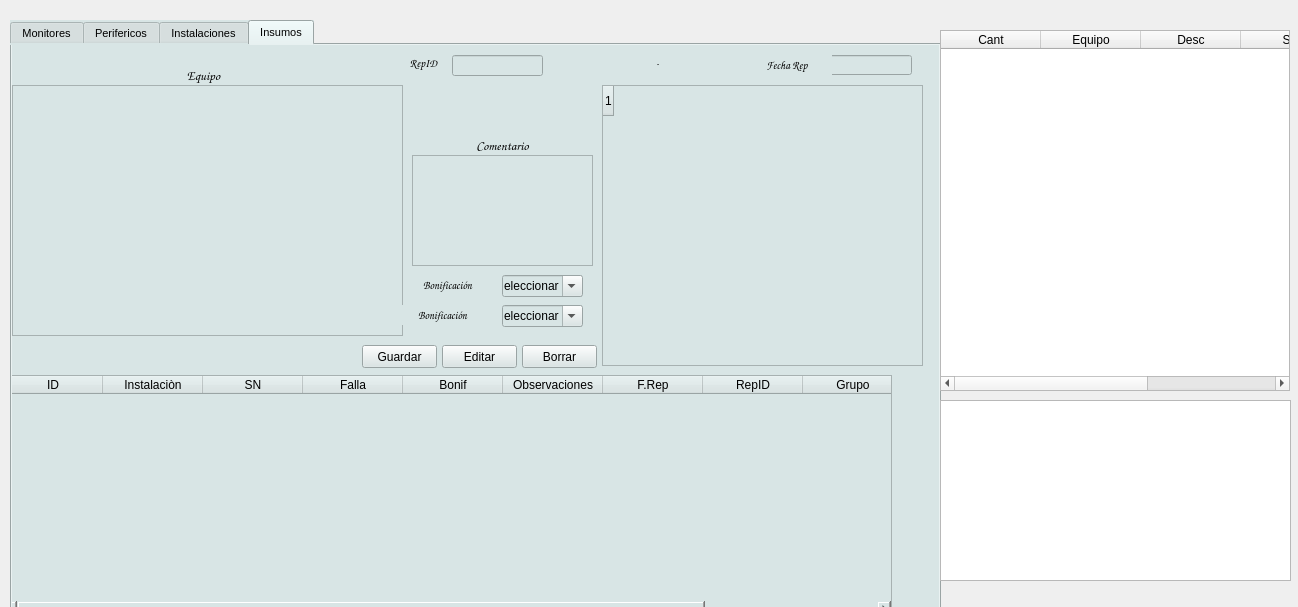
Matias2178/Sistema_Postventa, file reparaciones.ui: the form before one commit.
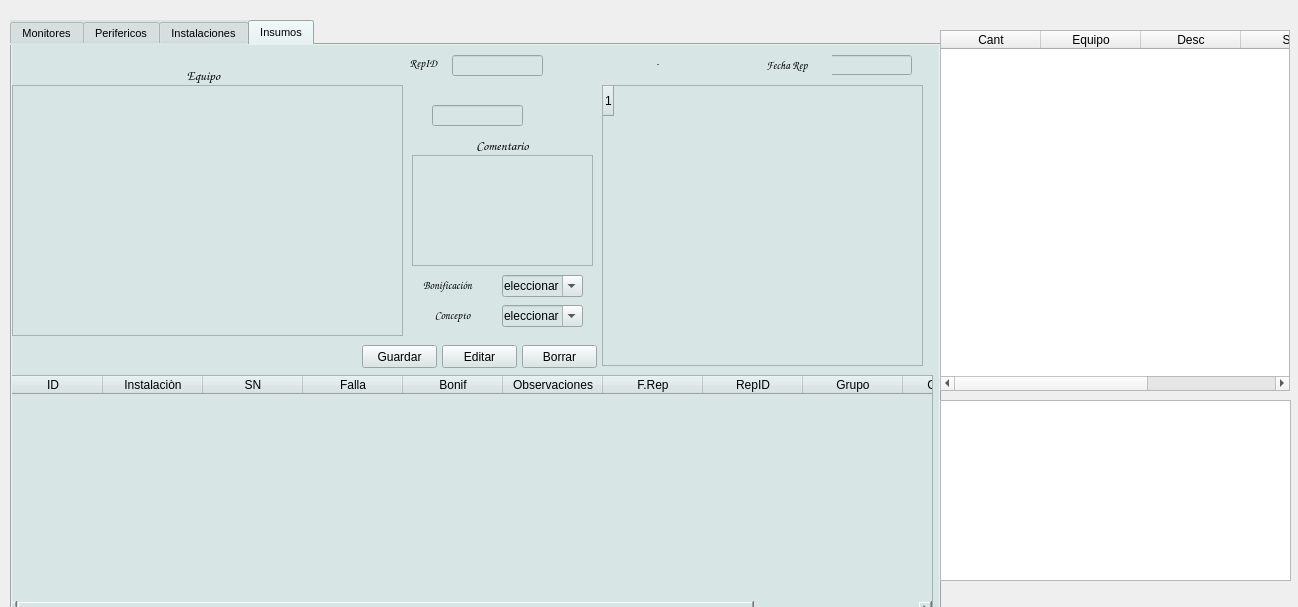
The form after the commit. Icons and pictures are not drawn.

Commit message: Agregado y modificacion de funciones para poder manejar la tabla de insumos

What changed in the file:
```diff
--- a/reparaciones.ui
+++ b/reparaciones.ui
@@ -5922,7 +5922,7 @@
     <widget class="QLabel" name="lID_27">
      <property name="geometry">
       <rect>
-       <x>390</x>
+       <x>400</x>
        <y>260</y>
        <width>81</width>
        <height>20</height>
@@ -5937,7 +5937,7 @@
       </font>
      </property>
      <property name="text">
-      <string>Bonificación</string>
+      <string>Concepto</string>
      </property>
      <property name="alignment">
       <set>Qt::AlignCenter</set>
@@ -6130,7 +6130,7 @@
       <rect>
        <x>-10</x>
        <y>330</y>
-       <width>890</width>
+       <width>931</width>
        <height>241</height>
       </rect>
      </property>
@@ -6190,6 +6190,11 @@
        <string>Concepto</string>
       </property>
      </column>
+     <column>
+      <property name="text">
+       <string>New Column</string>
+      </property>
+     </column>
     </widget>
     <widget class="QComboBox" name="InsumosConcepto">
      <property name="geometry">
@@ -6272,6 +6277,45 @@
       <set>Qt::AlignCenter</set>
      </property>
     </widget>
+    <widget class="QLineEdit" name="InsumosCantidad">
+     <property name="enabled">
+      <bool>true</bool>
+     </property>
+     <property name="geometry">
+      <rect>
+       <x>420</x>
+       <y>60</y>
+       <width>91</width>
+       <height>21</height>
+      </rect>
+     </property>
+     <property name="font">
+      <font>
+       <family>Times New Roman</family>
+       <pointsize>9</pointsize>
+       <weight>75</weight>
+       <bold>true</bold>
+      </font>
+     </property>
+     <property name="contextMenuPolicy">
+      <enum>Qt::DefaultContextMenu</enum>
+     </property>
+     <property name="layoutDirection">
+      <enum>Qt::LeftToRight</enum>
+     </property>
+     <property name="inputMethodHints">
+      <set>Qt::ImhDate|Qt::ImhSensitiveData</set>
+     </property>
+     <property name="text">
+      <string/>
+     </property>
+     <property name="maxLength">
+      <number>10</number>
+     </property>
+     <property name="alignment">
+      <set>Qt::AlignCenter</set>
+     </property>
+    </widget>
    </widget>
   </widget>
   <widget class="QTableWidget" name="RepTrabajo">
```
Left out of the diff: 4 changed lines with no effect on the pictures. The commit also changes 6 other files.
